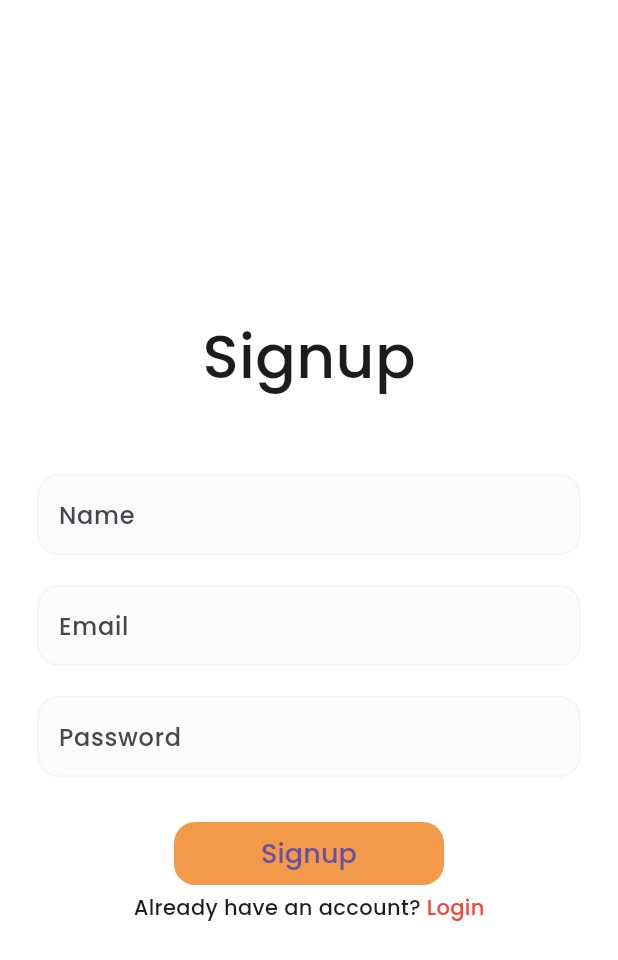
After one commit to afiqamrii/learn_buddy_project, a Flutter app: the SignupScreen screen opened directly, on a phone screen of 412 x 824 dp. The commit adds this screen. Shown: the top 960 px of the screen. Run offline on Flutter 3.47's test engine with Material 3 defaults, Android fonts, the phone set to English and light mode, and no system bars; our stand-ins replace firebase_auth, firebase_core, flutter_svg; accounts and stored records are empty; network calls fail.

Commit message:
latest ak tuka dekat login

```diff
--- /dev/null
+++ b/lib/auth/signup_screen.dart
@@ -0,0 +1,101 @@
+import 'dart:developer';
+
+import 'package:learn_buddy_project/auth/auth_service.dart';
+import 'package:learn_buddy_project/widgets/button.dart';
+import 'package:learn_buddy_project/widgets/textfield.dart';
+import 'package:flutter/material.dart';
+import 'package:learn_buddy_project/auth/login_page.dart';
+import 'package:learn_buddy_project/screens/home/homescreen.dart';
+
+class SignupScreen extends StatefulWidget {
+  const SignupScreen({super.key});
+
+  @override
+  State<SignupScreen> createState() => _SignupScreenState();
+}
+
+class _SignupScreenState extends State<SignupScreen> {
+  final _auth = AuthService();
+
+  final _name = TextEditingController();
+  final _email = TextEditingController();
+  final _password = TextEditingController();
+
+  @override
+  void dispose() {
+    super.dispose();
+    _name.dispose();
+    _email.dispose();
+    _password.dispose();
+  }
+
+  @override
+  Widget build(BuildContext context) {
+    return Scaffold(
+      body: Padding(
+        padding: const EdgeInsets.symmetric(horizontal: 25),
+        child: Column(
+          children: [
+            const Spacer(),
+            const Text("Signup",
+                style: TextStyle(fontSize: 40, fontWeight: FontWeight.w500)),
+            const SizedBox(
+              height: 50,
+            ),
+            CustomTextField(
+              hint: "Enter Name",
+              label: "Name",
+              controller: _name,
+            ),
+            const SizedBox(height: 20),
+            CustomTextField(
+              hint: "Enter Email",
+              label: "Email",
+              controller: _email,
+            ),
+            const SizedBox(height: 20),
+            CustomTextField(
+              hint: "Enter Password",
+              label: "Password",
+              isPassword: true,
+              controller: _password,
+            ),
+            const SizedBox(height: 30),
+            CustomButton(
+              label: "Signup",
+              onPressed: _signup,
+            ),
+            const SizedBox(height: 5),
+            Row(mainAxisAlignment: MainAxisAlignment.center, children: [
+              const Text("Already have an account? "),
+              InkWell(
+                onTap: () => goToLogin(context),
+                child: const Text("Login", style: TextStyle(color: Colors.red)),
+              )
+            ]),
+            const Spacer()
+          ],
+        ),
+      ),
+    );
+  }
+
+  goToLogin(BuildContext context) => Navigator.push(
+    context,
+    MaterialPageRoute(builder: (context) =>  LoginPage()),
+  );
+
+  goToHome(BuildContext context) => Navigator.push(
+    context,
+    MaterialPageRoute(builder: (context) => HomeScreen()),
+  );
+
+  _signup() async {
+    final user =
+    await _auth.createUserWithEmailAndPassword(_email.text, _password.text);
+    if (user != null) {
+      log("User Created Succesfully");
+      goToHome(context);
+    }
+  }
+}
--- /dev/null
+++ b/lib/widgets/button.dart
@@ -0,0 +1,20 @@
+import 'package:flutter/material.dart';
+
+class CustomButton extends StatelessWidget {
+  const CustomButton({super.key, required this.label, this.onPressed});
+  final String label;
+  final void Function()? onPressed;
+
+  @override
+  Widget build(BuildContext context) {
+    return SizedBox(
+        width: 180,
+        height: 42,
+        child: ElevatedButton(
+            onPressed: onPressed,
+            child: Text(
+              label,
+              style: const TextStyle(fontSize: 18),
+            )));
+  }
+}
--- /dev/null
+++ b/lib/widgets/textfield.dart
@@ -0,0 +1,30 @@
+import 'package:flutter/material.dart';
+
+class CustomTextField extends StatelessWidget {
+  const CustomTextField(
+      {super.key,
+        required this.hint,
+        required this.label,
+        this.controller,
+        this.isPassword = false});
+  final String hint;
+  final String label;
+  final bool isPassword;
+  final TextEditingController? controller;
+
+  @override
+  Widget build(BuildContext context) {
+    return TextField(
+      obscureText: isPassword,
+      controller: controller,
+      decoration: InputDecoration(
+          hintText: hint,
+          contentPadding:
+          const EdgeInsets.symmetric(vertical: 15, horizontal: 10),
+          label: Text(label),
+          border: OutlineInputBorder(
+              borderRadius: BorderRadius.circular(6),
+              borderSide: const BorderSide(color: Colors.grey, width: 1))),
+    );
+  }
+}
```
Also changed, not shown: lib/auth/login_page.dart (+52 -28 lines).
